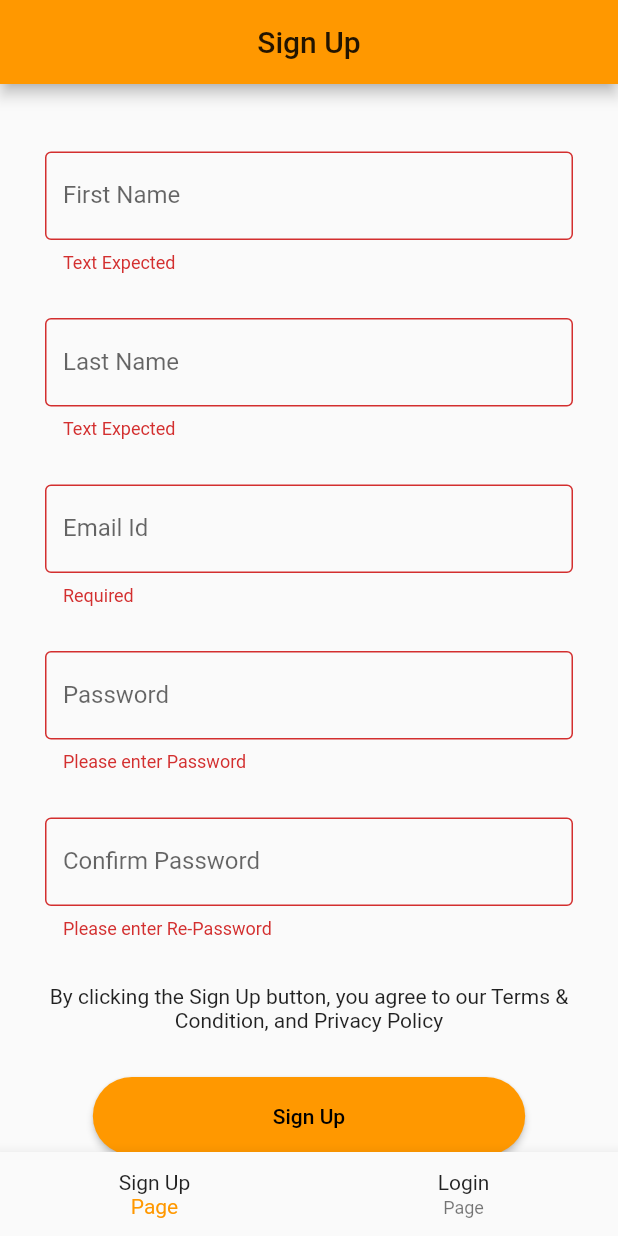
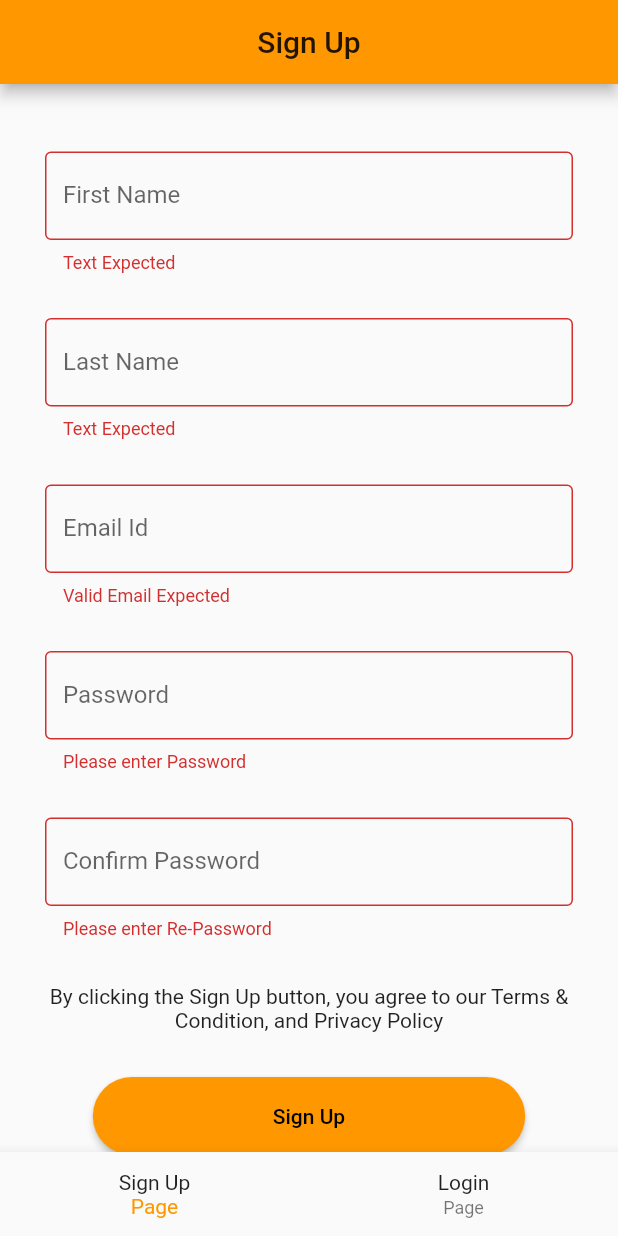
Before and after one commit to Shradha1824/fundoonote-application, a Flutter app: the screen it shows after launch, on a phone screen of 412 x 824 dp. Run offline on Flutter 3.47's test engine with Material 2 defaults, Android fonts, the phone set to English and light mode, and no system bars; our stand-ins replace form_field_validator.

Commit message:
MODIFIED: Added validation to Sign Up and Login Page

```diff
--- a/lib/screens/signup.dart
+++ b/lib/screens/signup.dart
@@ -56,8 +56,8 @@ class SignUp extends StatelessWidget {
                     decoration: InputDecoration(
                         labelText: 'Email Id', border: OutlineInputBorder()),
                     validator: MultiValidator([
-                      EmailValidator(errorText: "not valid"),
-                      RequiredValidator(errorText: "Required"),
+                      EmailValidator(errorText: "Please enter valid Email"),
+                      RequiredValidator(errorText: "Valid Email Expected"),
                     ])),
                 Padding(padding: EdgeInsets.all(15)),
                 TextFormField(
```
